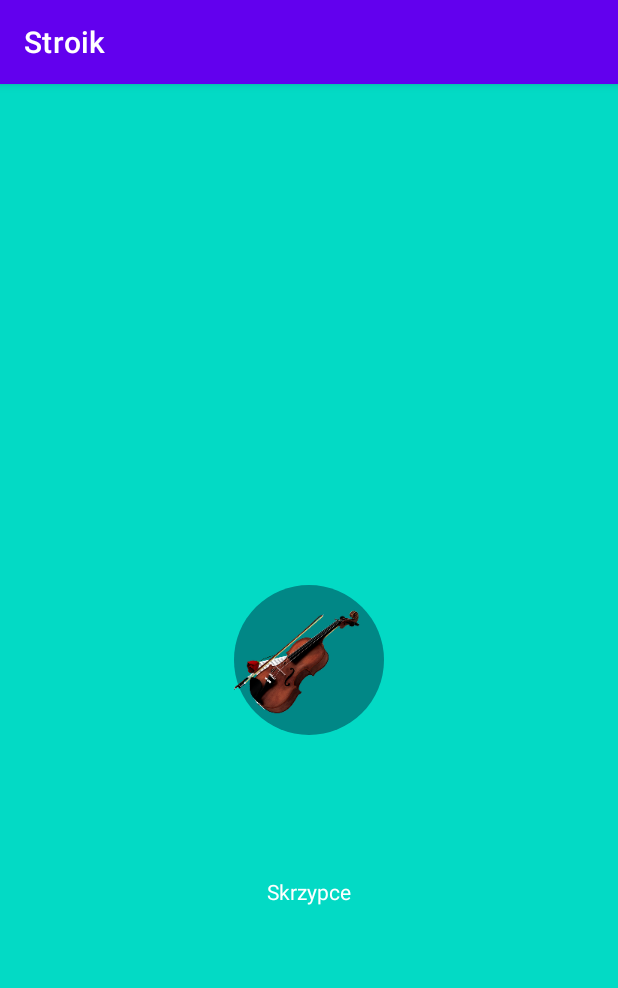
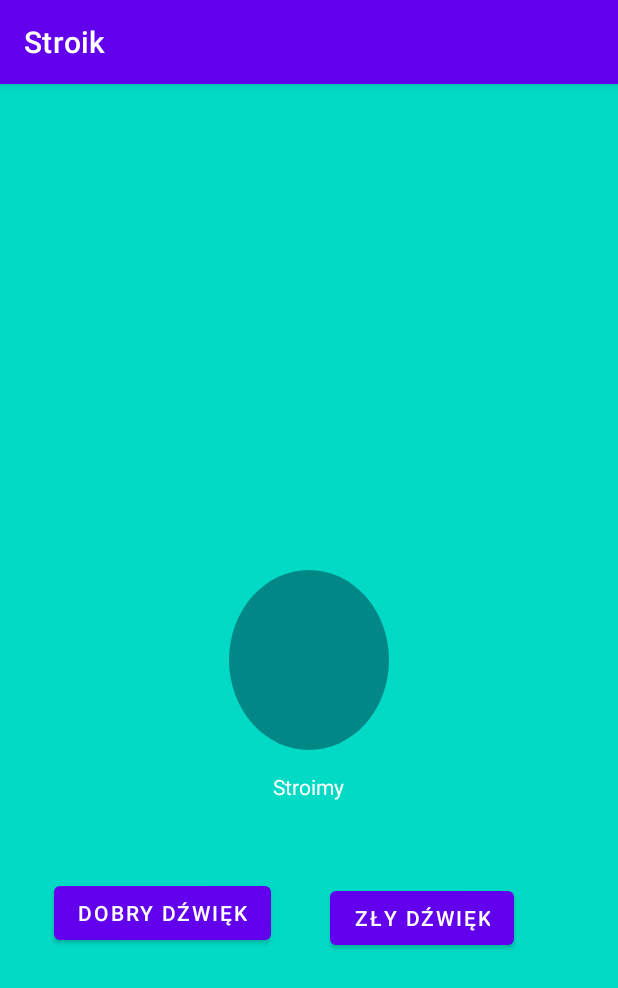
Before and after one commit to AdamD00/Android_Studio_learning, an Android app: the screen it shows after launch (MainActivity before the commit, Activity2 after it), after a tap on an icon or button, on a phone screen of 412 x 824 dp. Shown: the top 988 px of the screen. Run offline under Robolectric (Android 15) with nearby library versions, the phone set to English and light mode, and no system bars.

Commit message:
Dodanie Activity2 do  programu Stroik

```diff
--- /dev/null
+++ b/Stroik/app/src/main/java/com/example/stroik/Activity2.java
@@ -0,0 +1,75 @@
+package com.example.stroik;
+
+import androidx.appcompat.app.AppCompatActivity;
+import androidx.core.content.ContextCompat;
+
+import android.animation.ObjectAnimator;
+import android.animation.PropertyValuesHolder;
+import android.content.Intent;
+import android.os.Bundle;
+import android.os.Handler;
+import android.view.View;
+import android.widget.Button;
+import android.widget.ImageView;
+import android.widget.TextView;
+
+public class Activity2 extends AppCompatActivity {
+
+    @Override
+    protected void onCreate(Bundle savedInstanceState) {
+        super.onCreate(savedInstanceState);
+        setContentView(R.layout.activity_2);
+        ImageView view = (ImageView) findViewById(R.id.imageView1);
+        TextView txt = (TextView) findViewById(R.id.textView3);
+        Button btng = (Button) findViewById(R.id.btn1);
+        Button btnb = (Button) findViewById(R.id.btn2);
+
+            ObjectAnimator scaleDown = ObjectAnimator.ofPropertyValuesHolder(view,
+                    PropertyValuesHolder.ofFloat("scaleX", 1.2f),
+                    PropertyValuesHolder.ofFloat("scaleY", 1.2f));
+            scaleDown.setDuration(1000);
+            scaleDown.setRepeatCount(ObjectAnimator.INFINITE);
+            //
+            scaleDown.start();
+            btng.setOnClickListener(new View.OnClickListener() {
+
+                public void onClick(View v) {
+                    scaleDown.cancel();
+                    txt.setText("Udało się");
+                    view.setBackgroundResource(R.drawable.circle);
+                    view.setImageResource(R.drawable.check);
+                    Handler handler = new Handler();
+                    handler.postDelayed(new Runnable() {
+                        public void run() {
+                            finish();
+                        }
+                    },1000);
+
+                }
+
+
+            });
+            btnb.setOnClickListener(new View.OnClickListener() {
+
+                public void onClick(View v) {
+                    scaleDown.cancel();
+                    txt.setText("Podkręć strune");
+                    view.setBackgroundResource(R.drawable.circle);
+                    view.setImageResource(R.drawable.x);
+                    Handler handler = new Handler();
+                    handler.postDelayed(new Runnable() {
+                        public void run() {
+                            Intent intent = getIntent();
+                            finish();
+                            startActivity(intent);
+                        }
+                    },3000);
+                }
+
+
+            });
+
+
+
+    }
+}
--- a/Stroik/app/src/main/java/com/example/stroik/MainActivity.java
+++ b/Stroik/app/src/main/java/com/example/stroik/MainActivity.java
@@ -7,6 +7,7 @@ import androidx.appcompat.app.AppCompatActivity;
 import android.animation.AnimatorSet;
 import android.animation.ObjectAnimator;
 import android.annotation.SuppressLint;
+import android.content.Intent;
 import android.view.GestureDetector;
 import android.view.MotionEvent;
 import android.view.View;
@@ -32,13 +33,11 @@ public class MainActivity extends AppCompatActivity {
    private int[] tabImg ={
            R.drawable.violin,
            R.drawable.cello,
-           R.drawable.guitar
    };
 
    private String[] tabString={
            "Skrzypce",
-           "Wiolonczela",
-           "Gitara"
+           "Wiolonczela"
    };
    private ImageButton btn;
    private ImageView view, instrument;
@@ -79,27 +78,18 @@ public class MainActivity extends AppCompatActivity {
                     case MotionEvent.ACTION_UP:
                         if(distanceX>0)
                         {
-                            if(i==2) i=-1;
+                            if(i==1) i=-1;
                             i++;
 
                         }
                         else if(distanceX<0)
                         {
-                            if(i==0) i=3;
+                            if(i==0) i=2;
                             i--;
                         }
                         else {
-                            switch (i) {
-                                case 0:
-                                    Toast.makeText(getApplicationContext(), "Stroimy skrzypce", Toast.LENGTH_SHORT).show();
-                                    break;
-                                case 1:
-                                    Toast.makeText(getApplicationContext(), "Stroimy wiolke", Toast.LENGTH_SHORT).show();
-                                    break;
-                                case 2:
-                                    Toast.makeText(getApplicationContext(), "Stroimy gitarę", Toast.LENGTH_SHORT).show();
-                                    break;
-                            }
+                            openActivity2();
+
                         }
                         distanceX = 0;
                         btn.setImageResource(tabImg[i]);
@@ -113,22 +103,12 @@ public class MainActivity extends AppCompatActivity {
 
 
     }
-    public void onClick (ImageButton btn)
+    public void openActivity2()
     {
+        Intent intent = new Intent(this,Activity2.class);
+        startActivity(intent);
+    }
 
-        switch(i)
-        {
-            case 0:
-                Toast.makeText(getApplicationContext(), "Stroimy skrzypce", Toast.LENGTH_SHORT).show();
-                break;
-            case 1:
-                Toast.makeText(getApplicationContext(), "Stroimy wiolke", Toast.LENGTH_SHORT).show();
-                break;
-            case 2:
-                Toast.makeText(getApplicationContext(), "Stroimy gitarę", Toast.LENGTH_SHORT).show();
-                break;
-        }
-    }
 
 
 /*
--- /dev/null
+++ b/Stroik/app/src/main/res/layout/activity_2.xml
@@ -0,0 +1,46 @@
+<?xml version="1.0" encoding="utf-8"?>
+<RelativeLayout xmlns:android="http://schemas.android.com/apk/res/android"
+    xmlns:app="http://schemas.android.com/apk/res-auto"
+    xmlns:tools="http://schemas.android.com/tools"
+    android:layout_width="match_parent"
+    android:layout_height="match_parent"
+    android:background="@color/teal_200"
+    tools:context=".Activity2">
+    <ImageView
+        android:id="@+id/imageView1"
+        android:layout_width="100dp"
+        android:layout_height="100dp"
+        android:layout_centerVertical="true"
+        android:layout_centerHorizontal="true"
+       android:src="@drawable/circle" />
+        <TextView
+        android:id="@+id/textView3"
+        android:layout_width="wrap_content"
+        android:layout_height="wrap_content"
+        android:layout_alignParentBottom="true"
+        android:layout_centerHorizontal="true"
+        android:layout_marginBottom="290dp"
+        android:textColor="@color/white"
+        android:text="Stroimy" />
+
+    <Button
+        android:id="@+id/btn1"
+        android:layout_width="wrap_content"
+        android:layout_height="wrap_content"
+        android:layout_alignParentStart="true"
+        android:layout_alignParentBottom="true"
+        android:layout_marginStart="36dp"
+        android:layout_marginBottom="191dp"
+        android:text="Dobry dźwięk" />
+
+    <Button
+        android:id="@+id/btn2"
+        android:layout_width="wrap_content"
+        android:layout_height="wrap_content"
+        android:layout_alignParentEnd="true"
+        android:layout_alignParentBottom="true"
+        android:layout_marginEnd="69dp"
+        android:layout_marginBottom="188dp"
+        android:text="Zły dźwięk" />
+
+</RelativeLayout>
--- a/Stroik/app/src/main/res/layout/activity_main.xml
+++ b/Stroik/app/src/main/res/layout/activity_main.xml
@@ -14,7 +14,6 @@
             android:id="@+id/imageButton1"
             android:layout_width="100dp"
             android:layout_height="100dp"
-
             android:layout_centerVertical="true"
             android:layout_centerHorizontal="true"
             android:background="@drawable/circle"
--- /dev/null
+++ b/Stroik/app/src/main/res/values/noAnimTheme.xml
@@ -0,0 +1,6 @@
+<?xml version="1.0" encoding="utf-8"?>
+<resources>
+    <style name="noAnimTheme" parent="android:Theme">
+        <item name="android:windowAnimationStyle">@null</item>
+    </style>
+</resources>
```
Also changed, not shown: Stroik/app/src/main/AndroidManifest.xml (+7 -0 lines), Stroik/app/src/main/res/drawable-v24/guitar.png (added), Stroik/app/src/main/res/drawable-v24/x.png (added), Stroik/app/src/main/res/drawable/guitar.png (deleted), 1 other file.
